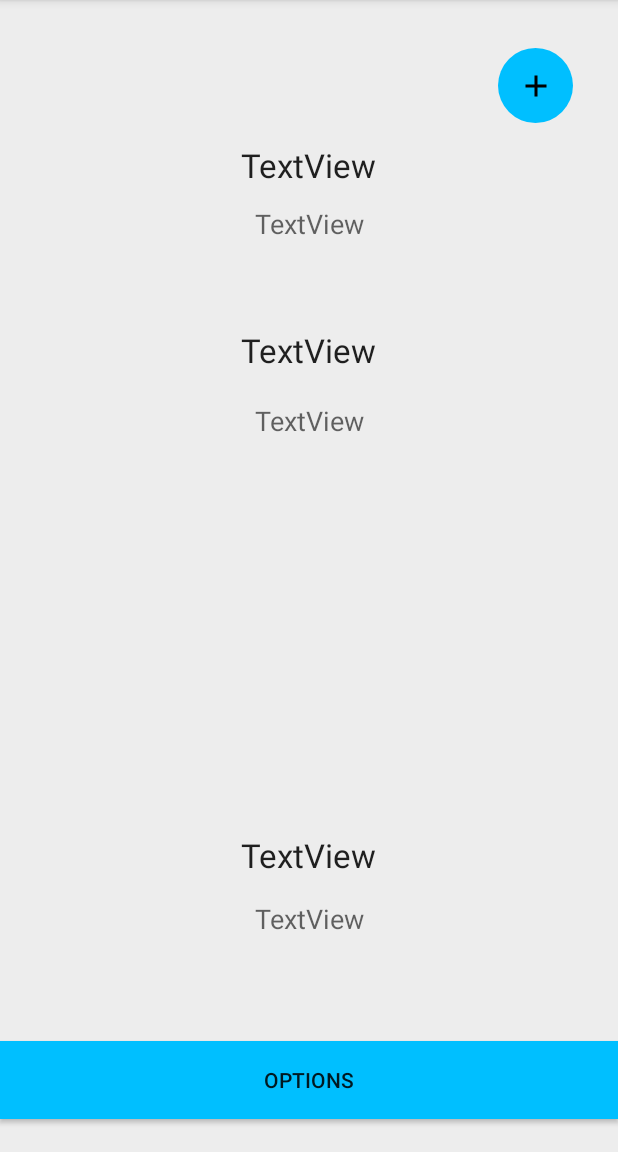
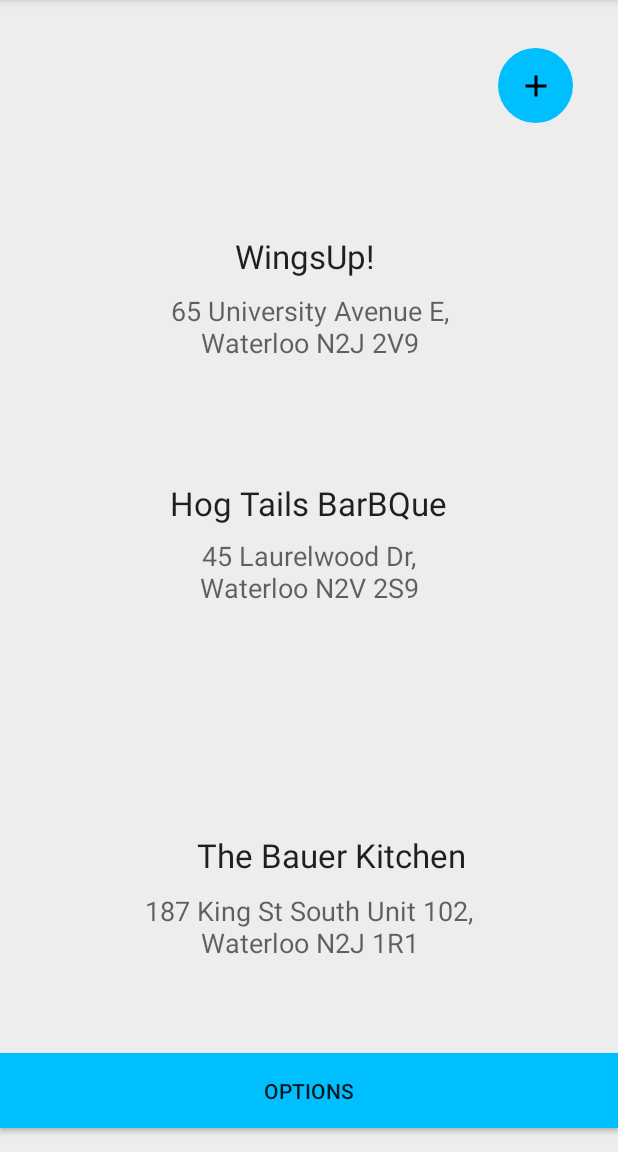
Before and after one commit to TerrenceHo/FoodRecommendation, an Android app: the Dashboard screen opened directly, with no data from a screen before it, on a phone screen of 412 x 824 dp, the part 84-1236 px from its top. Run offline under Robolectric (Android 15) with nearby library versions, the phone set to English and light mode, and no system bars; network calls fail.

Commit message:
Recommended restaurants

```diff
--- a/AndroidFrontEnd/FoodRecommendation/app/src/main/res/layout/activity_dashboard.xml
+++ b/AndroidFrontEnd/FoodRecommendation/app/src/main/res/layout/activity_dashboard.xml
@@ -12,113 +12,126 @@
     <Button
         android:id="@+id/optionsButton"
         android:layout_width="0dp"
-        android:layout_height="52dp"
+        android:layout_height="50dp"
         android:background="@color/colorAccent"
         android:text="Options"
+        tools:layout_constraintTop_creator="1"
         tools:layout_constraintRight_creator="1"
         tools:layout_constraintBottom_creator="1"
         app:layout_constraintBottom_toBottomOf="parent"
         app:layout_constraintRight_toRightOf="parent"
+        android:layout_marginTop="26dp"
+        app:layout_constraintTop_toBottomOf="@+id/textView10"
         tools:layout_constraintLeft_creator="1"
-        android:layout_marginBottom="7dp"
-        app:layout_constraintLeft_toLeftOf="parent"
-        app:layout_constraintTop_toTopOf="parent"
-        android:layout_marginTop="8dp"
-        app:layout_constraintHorizontal_bias="0.0"
-        app:layout_constraintVertical_bias="0.979" />
+        android:layout_marginBottom="16dp"
+        app:layout_constraintLeft_toLeftOf="parent" />
 
     <ImageButton
         android:id="@+id/addExpButton"
         android:layout_width="50dp"
         android:layout_height="50dp"
         android:layout_marginEnd="30dp"
-        android:layout_marginRight="30dp"
+        android:background="@drawable/round_button"
+        app:srcCompat="@drawable/ic_add_black_24dp"
+        tools:layout_constraintTop_creator="1"
+        tools:layout_constraintRight_creator="1"
+        app:layout_constraintRight_toRightOf="parent"
         android:layout_marginTop="32dp"
-        android:background="@drawable/round_button"
-        app:layout_constraintRight_toRightOf="parent"
         app:layout_constraintTop_toTopOf="parent"
-        app:srcCompat="@drawable/ic_add_black_24dp"
-        tools:layout_constraintRight_creator="1"
-        tools:layout_constraintTop_creator="1" />
+        android:layout_marginRight="30dp" />
 
     <TextView
         android:id="@+id/textView3"
         android:layout_width="wrap_content"
         android:layout_height="wrap_content"
-        android:text="TextView"
+        android:text="WingsUp! "
         android:textAppearance="@style/TextAppearance.AppCompat.Large"
-        tools:layout_constraintTop_creator="1"
         tools:layout_constraintRight_creator="1"
+        tools:layout_constraintBottom_creator="1"
+        app:layout_constraintBottom_toTopOf="@+id/textView6"
         app:layout_constraintRight_toRightOf="parent"
-        android:layout_marginTop="13dp"
-        app:layout_constraintTop_toBottomOf="@+id/addExpButton"
         tools:layout_constraintLeft_creator="1"
+        android:layout_marginBottom="9dp"
         app:layout_constraintLeft_toLeftOf="parent" />
 
     <TextView
         android:id="@+id/textView6"
-        android:layout_width="wrap_content"
-        android:layout_height="wrap_content"
-        android:text="TextView"
+        android:layout_width="201dp"
+        android:layout_height="53dp"
+        android:text="65 University Avenue E, Waterloo N2J 2V9"
+        android:textAlignment="center"
         android:textAppearance="@style/TextAppearance.AppCompat.Medium"
         tools:layout_constraintTop_creator="1"
-        android:layout_marginStart="9dp"
-        android:layout_marginTop="12dp"
-        app:layout_constraintTop_toBottomOf="@+id/textView3"
+        tools:layout_constraintRight_creator="1"
+        tools:layout_constraintBottom_creator="1"
+        app:layout_constraintBottom_toBottomOf="@+id/textView8"
+        app:layout_constraintRight_toRightOf="parent"
+        android:layout_marginTop="98dp"
         tools:layout_constraintLeft_creator="1"
-        app:layout_constraintLeft_toLeftOf="@+id/textView3"
-        android:layout_marginLeft="9dp" />
+        android:layout_marginBottom="98dp"
+        app:layout_constraintLeft_toLeftOf="parent"
+        app:layout_constraintTop_toTopOf="@+id/addExpButton" />
 
     <TextView
         android:id="@+id/textView7"
         android:layout_width="wrap_content"
         android:layout_height="wrap_content"
-        android:text="TextView"
+        android:text="Hog Tails BarBQue"
         android:textAppearance="@style/TextAppearance.AppCompat.Large"
-        tools:layout_constraintTop_creator="1"
-        android:layout_marginTop="57dp"
-        app:layout_constraintTop_toBottomOf="@+id/textView6"
+        tools:layout_constraintBottom_creator="1"
+        app:layout_constraintBottom_toTopOf="@+id/textView8"
+        android:layout_marginStart="8dp"
         tools:layout_constraintLeft_creator="1"
-        app:layout_constraintLeft_toLeftOf="@+id/textView3"
-        android:layout_marginLeft="0dp" />
+        android:layout_marginBottom="8dp"
+        app:layout_constraintLeft_toLeftOf="@+id/textView6"
+        android:layout_marginLeft="8dp" />
 
     <TextView
         android:id="@+id/textView8"
-        android:layout_width="wrap_content"
-        android:layout_height="wrap_content"
-        android:text="TextView"
+        android:layout_width="173dp"
+        android:layout_height="52dp"
+        android:text="45 Laurelwood Dr, Waterloo N2V 2S9"
+        android:textAlignment="center"
         android:textAppearance="@style/TextAppearance.AppCompat.Medium"
         tools:layout_constraintTop_creator="1"
-        android:layout_marginStart="9dp"
-        android:layout_marginTop="20dp"
-        app:layout_constraintTop_toBottomOf="@+id/textView7"
+        tools:layout_constraintRight_creator="1"
+        tools:layout_constraintBottom_creator="1"
+        app:layout_constraintBottom_toBottomOf="parent"
+        app:layout_constraintRight_toRightOf="parent"
         tools:layout_constraintLeft_creator="1"
-        app:layout_constraintLeft_toLeftOf="@+id/textView7"
-        android:layout_marginLeft="9dp" />
+        app:layout_constraintLeft_toLeftOf="parent"
+        app:layout_constraintTop_toTopOf="parent" />
 
     <TextView
         android:id="@+id/textView9"
         android:layout_width="wrap_content"
         android:layout_height="wrap_content"
-        android:text="TextView"
+        android:text="The Bauer Kitchen"
         android:textAppearance="@style/TextAppearance.AppCompat.Large"
+        tools:layout_constraintRight_creator="1"
         tools:layout_constraintBottom_creator="1"
         app:layout_constraintBottom_toTopOf="@+id/textView10"
-        tools:layout_constraintLeft_creator="1"
-        android:layout_marginBottom="15dp"
-        app:layout_constraintLeft_toLeftOf="@+id/textView7" />
+        android:layout_marginEnd="38dp"
+        app:layout_constraintRight_toRightOf="@+id/textView10"
+        android:layout_marginBottom="10dp"
+        android:layout_marginRight="38dp" />
 
     <TextView
         android:id="@+id/textView10"
-        android:layout_width="wrap_content"
-        android:layout_height="wrap_content"
-        android:text="TextView"
+        android:layout_width="0dp"
+        android:layout_height="81dp"
+        android:text="187 King St South Unit 102, Waterloo N2J 1R1"
+        android:textAlignment="center"
         android:textAppearance="@style/TextAppearance.AppCompat.Medium"
+        android:layout_marginStart="63dp"
+        tools:layout_constraintRight_creator="1"
         tools:layout_constraintBottom_creator="1"
-        app:layout_constraintBottom_toTopOf="@+id/optionsButton"
-        android:layout_marginStart="9dp"
+        app:layout_constraintBottom_toBottomOf="parent"
+        android:layout_marginEnd="63dp"
+        app:layout_constraintRight_toRightOf="parent"
         tools:layout_constraintLeft_creator="1"
-        android:layout_marginBottom="69dp"
-        app:layout_constraintLeft_toLeftOf="@+id/textView9"
-        android:layout_marginLeft="9dp" />
+        android:layout_marginBottom="92dp"
+        app:layout_constraintLeft_toLeftOf="parent"
+        android:layout_marginLeft="63dp"
+        android:layout_marginRight="63dp" />
 </android.support.constraint.ConstraintLayout>
--- a/AndroidFrontEnd/FoodRecommendation/app/src/main/res/layout/activity_welcome.xml
+++ b/AndroidFrontEnd/FoodRecommendation/app/src/main/res/layout/activity_welcome.xml
@@ -13,7 +13,7 @@
         android:id="@+id/textView"
         android:layout_width="wrap_content"
         android:layout_height="wrap_content"
-        android:text="Food Recommender"
+        android:text="Food4You"
         android:textAppearance="@style/TextAppearance.AppCompat.Headline"
         tools:layout_constraintTop_creator="1"
         tools:layout_constraintRight_creator="1"
```
